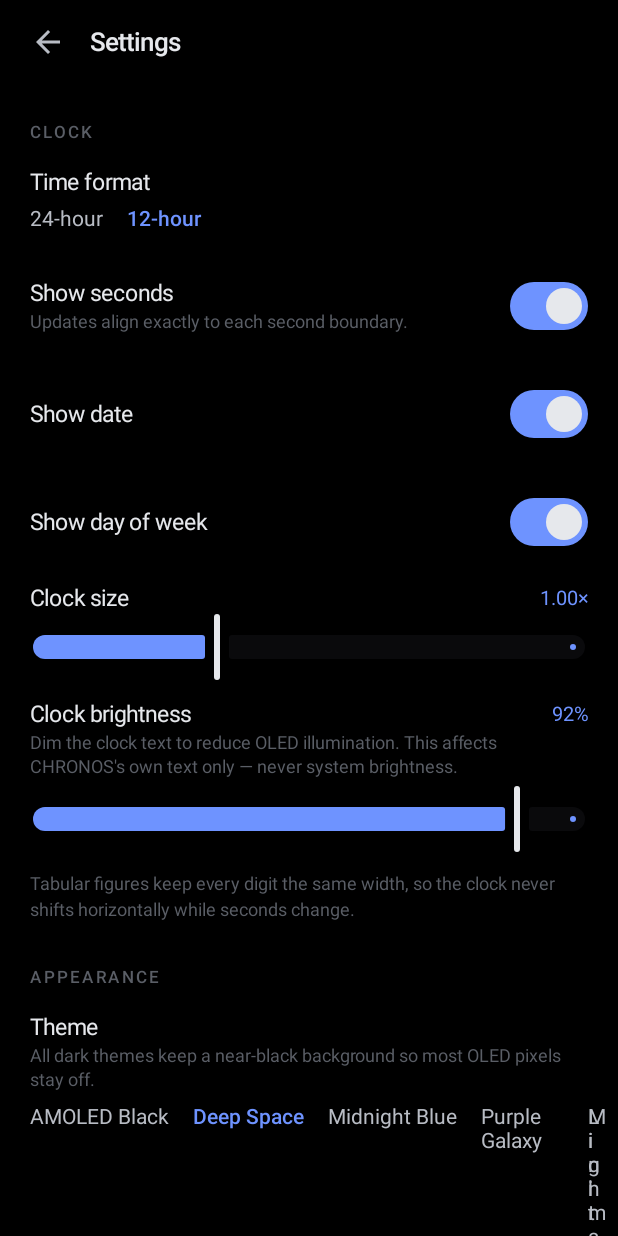
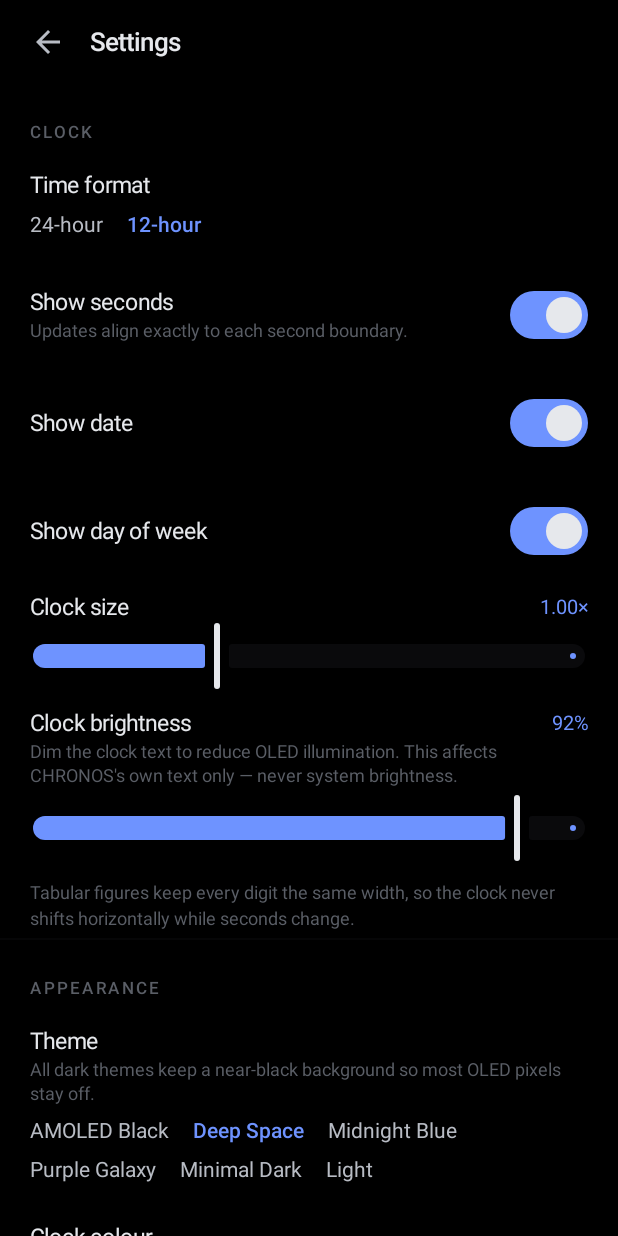
Before and after one commit to Yash7672/time, an Android app built with Jetpack Compose: the composable SettingsScreen shown on its own in the app's theme, after a tap on "Deep Space", on a phone screen of 412 x 824 dp. Run offline under Robolectric (Android 15) with nearby library versions, the phone set to English and light mode, and no system bars.

Commit message:
Bottom notification icons with split-screen launch, visible star drift, clock colour picker, tidier settings
- Notification app icons move to the bottom of the clock screen (portrait and landscape). Tapping an icon opens that app beside CHRONOS in multi-window via FLAG_ACTIVITY_LAUNCH_ADJACENT, falling back to a normal launch where split-screen is unsupported; long-press still dismisses the notification.

- Date and day text sizes raised (13/11sp to 16/13sp) so they are readable at a glance.

- Star movement is now visible by default: default speed SLOW to NORMAL with faster drift, and the 30s inactivity freeze is off by default (new Pause stars when idle toggle in Performance).

- Clock digit colour customisation: ClockColor theme setting with a wrapping swatch picker in Appearance, persisted through DataStore; ClockView renders the picked colour.

- Settings arrangement: option chips wrap instead of overflowing the screen edge, uniform row spacing, hairline dividers between every section.

- README, privacy policy and About section updated to match.

```diff
--- a/app/src/main/java/com/chronos/clock/data/preferences/SettingsDataStore.kt
+++ b/app/src/main/java/com/chronos/clock/data/preferences/SettingsDataStore.kt
@@ -12,6 +12,7 @@ import androidx.datastore.preferences.preferencesDataStore
 import com.chronos.clock.domain.model.AmoledMode
 import com.chronos.clock.domain.model.AppSettings
 import com.chronos.clock.domain.model.ChronosTheme
+import com.chronos.clock.domain.model.ClockColor
 import com.chronos.clock.domain.model.ClockSettings
 import com.chronos.clock.domain.model.DisplaySettings
 import com.chronos.clock.domain.model.NotificationPrivacy
@@ -51,6 +52,7 @@ class SettingsDataStore(
         val BURN_IN = booleanPreferencesKey("burn_in_protection")
         val MINIMAL_CLOCK = booleanPreferencesKey("minimal_clock_mode")
         val WINDOW_BRIGHTNESS = floatPreferencesKey("window_brightness")
+        val CLOCK_COLOR = stringPreferencesKey("clock_color")
 
         val STARS_ENABLED = booleanPreferencesKey("stars_enabled")
         val STARS_DENSITY = stringPreferencesKey("stars_density")
@@ -126,6 +128,11 @@ class SettingsDataStore(
                     minimalClockMode = bool(Keys.MINIMAL_CLOCK, defaults.theme.minimalClockMode),
                     windowBrightness = float(Keys.WINDOW_BRIGHTNESS, defaults.theme.windowBrightness)
                         .let { if (it in 0.1f..1f) it else -1f },
+                    clockColor = enum(
+                        Keys.CLOCK_COLOR,
+                        ClockColor.entries.toTypedArray(),
+                        defaults.theme.clockColor,
+                    ),
                 ),
                 stars = StarSettings(
                     enabled = bool(Keys.STARS_ENABLED, defaults.stars.enabled),
@@ -197,6 +204,7 @@ class SettingsDataStore(
             putBool(Keys.BURN_IN, t.burnInProtection, nt.burnInProtection)
             putBool(Keys.MINIMAL_CLOCK, t.minimalClockMode, nt.minimalClockMode)
             putFloat(Keys.WINDOW_BRIGHTNESS, t.windowBrightness, nt.windowBrightness)
+            putEnum(Keys.CLOCK_COLOR, t.clockColor, nt.clockColor)
 
             val s = current.stars
             val ns = next.stars
--- a/app/src/main/java/com/chronos/clock/domain/model/PerformanceSettings.kt
+++ b/app/src/main/java/com/chronos/clock/domain/model/PerformanceSettings.kt
@@ -5,8 +5,12 @@ data class PerformanceSettings(
     val batteryFriendly: Boolean = false,
     /** Disables non-essential UI motion (fades, colon pulse, drift). */
     val reduceAnimations: Boolean = false,
-    /** Pause background effects after a period of inactivity. */
-    val pauseWhenInactive: Boolean = true,
+    /**
+     * Pause the star field after a period of inactivity. Off by default so
+     * the sky keeps drifting the whole time CHRONOS is open; the field always
+     * stops anyway when the app is no longer visible.
+     */
+    val pauseWhenInactive: Boolean = false,
     /** Caps particles to the lowest preset and skips per-frame work. */
     val lightweightRender: Boolean = false,
     /**
--- a/app/src/main/java/com/chronos/clock/domain/model/StarSettings.kt
+++ b/app/src/main/java/com/chronos/clock/domain/model/StarSettings.kt
@@ -15,7 +15,7 @@ data class StarSettings(
     /** Master switch for the star field (off = static pure black background). */
     val enabled: Boolean = true,
     val density: StarDensity = StarDensity.MEDIUM,
-    val speed: StarSpeed = StarSpeed.SLOW,
+    val speed: StarSpeed = StarSpeed.NORMAL,
     val twinkling: Boolean = true,
 ) {
     /**
--- a/app/src/main/java/com/chronos/clock/presentation/background/StarParticle.kt
+++ b/app/src/main/java/com/chronos/clock/presentation/background/StarParticle.kt
@@ -61,8 +61,8 @@ class StarField(
             val count = base.coerceIn(1, maxParticles.coerceAtLeast(1))
             val rng = Random(seed)
             val speedScale = when (speed) {
-                StarSpeed.SLOW -> 0.0045f // full screen ≈ 3.7 minutes
-                StarSpeed.NORMAL -> 0.012f
+                StarSpeed.SLOW -> 0.007f // full screen pass ≈ 2.4 minutes
+                StarSpeed.NORMAL -> 0.02f // full screen pass ≈ 50 seconds
             }
 
             val xs = FloatArray(count)
--- a/app/src/main/java/com/chronos/clock/presentation/home/HomeViewModel.kt
+++ b/app/src/main/java/com/chronos/clock/presentation/home/HomeViewModel.kt
@@ -118,6 +118,11 @@ class HomeViewModel(
         notifications.open(group.latest, settings.value.notifications.bubblesEnabled)
     }
 
+    /** Opens the app in a multi-window (split-screen) window beside CHRONOS. */
+    fun openAppMultiWindow(group: NotificationGroup) {
+        notifications.openInMultiWindow(group.latest)
+    }
+
     fun dismissNotification(group: NotificationGroup) {
         notifications.dismiss(group.latest)
     }
--- a/app/src/main/java/com/chronos/clock/presentation/home/NotificationIconsRow.kt
+++ b/app/src/main/java/com/chronos/clock/presentation/home/NotificationIconsRow.kt
@@ -40,12 +40,14 @@ import com.chronos.clock.domain.model.NotificationSettings
 import com.chronos.clock.presentation.theme.Chronos
 
 /**
- * Notification app icons arranged around the centre.
+ * Notification app icons shown along the bottom of the clock screen.
  *
  * - Original source-app icons only (Android forbids recolouring another
  *   app's notification icon; CHRONOS never tries).
  * - One icon per app with an unread count indicator — this keeps multiple
  *   notifications organised and guarantees no overlap with the clock.
+ * - Tap opens the app beside CHRONOS in multi-window (split screen);
+ *   long-press dismisses that notification.
  * - Bounded to [AppConstants.MAX_VISIBLE_ICONS] entries plus a "+N" chip.
  * - AMOLED friendly: dim circular backdrops, no bright surfaces.
  */
--- a/app/src/main/java/com/chronos/clock/presentation/settings/AboutSection.kt
+++ b/app/src/main/java/com/chronos/clock/presentation/settings/AboutSection.kt
@@ -66,10 +66,11 @@ fun AboutSection(versionName: String) {
 
     SectionHeader("Known Android limitations")
     NoteText(
-        "• Floating windows: whether WhatsApp (or any app) appears as a bubble " +
-            "or floating window is controlled by Android and by that app. " +
-            "CHRONOS can only forward the notification's own bubble/content " +
-            "intent — it cannot force a third-party app into a floating window.\n" +
+        "• Split screen: tapping an app icon asks Android to open that app " +
+            "beside CHRONOS in multi-window. Whether it truly splits is " +
+            "decided by the device and that app's own resize support — " +
+            "otherwise it opens normally, and Back inside it closes it " +
+            "again.\n" +
             "• Notification icons: Android does not allow one app to recolour " +
             "or replace another app's notification icon. CHRONOS always shows " +
             "the original application icon.\n" +
--- a/app/src/main/java/com/chronos/clock/presentation/settings/AppearanceSettings.kt
+++ b/app/src/main/java/com/chronos/clock/presentation/settings/AppearanceSettings.kt
@@ -1,22 +1,32 @@
 package com.chronos.clock.presentation.settings
 
+import androidx.compose.foundation.background
+import androidx.compose.foundation.border
 import androidx.compose.foundation.clickable
+import androidx.compose.foundation.layout.Arrangement
+import androidx.compose.foundation.layout.Box
 import androidx.compose.foundation.layout.Column
 import androidx.compose.foundation.layout.Row
 import androidx.compose.foundation.layout.Spacer
 import androidx.compose.foundation.layout.fillMaxWidth
+import androidx.compose.foundation.layout.height
 import androidx.compose.foundation.layout.padding
+import androidx.compose.foundation.layout.size
 import androidx.compose.foundation.layout.width
+import androidx.compose.foundation.shape.CircleShape
 import androidx.compose.material3.Text
 import androidx.compose.runtime.Composable
 import androidx.compose.ui.Alignment
 import androidx.compose.ui.Modifier
+import androidx.compose.ui.draw.clip
+import androidx.compose.ui.graphics.Color
 import androidx.compose.ui.text.TextStyle
 import androidx.compose.ui.text.font.FontWeight
 import androidx.compose.ui.unit.dp
 import androidx.compose.ui.unit.sp
 import com.chronos.clock.domain.model.AmoledMode
 import com.chronos.clock.domain.model.ChronosTheme
+import com.chronos.clock.domain.model.ClockColor
 import com.chronos.clock.domain.model.ThemeSettings
 import com.chronos.clock.presentation.theme.Chronos
 import com.chronos.clock.ui.components.NoteText
@@ -40,6 +50,11 @@ fun AppearanceSettingsSection(
         onSelect = { onChange(settings.copy(theme = it)) },
         description = "All dark themes keep a near-black background so most " +
             "OLED pixels stay off.",
+    )
+
+    ClockColorPicker(
+        selected = settings.clockColor,
+        onSelect = { onChange(settings.copy(clockColor = it)) },
     )
 
     SectionHeader("AMOLED display mode")
@@ -133,3 +148,72 @@ private fun AmoledModeRow(
         )
     }
 }
+
+/**
+ * Wrapping swatch picker for the clock digit colour. Small circles and text
+ * only — no bright filled surfaces, so choosing a colour keeps the AMOLED
+ * look; the selected swatch is marked with an accent ring.
+ */
+@OptIn(androidx.compose.foundation.layout.ExperimentalLayoutApi::class)
+@Composable
+private fun ClockColorPicker(
+    selected: ClockColor,
+    onSelect: (ClockColor) -> Unit,
+) {
+    val palette = Chronos.palette
+    Column(
+        modifier = Modifier
+            .fillMaxWidth()
+            .padding(horizontal = 20.dp, vertical = 12.dp),
+    ) {
+        Text(
+            text = "Clock colour",
+            style = TextStyle(fontSize = 15.sp),
+            color = palette.textPrimary,
+        )
+        Text(
+            text = "Colour of the time digits. \"Theme\" follows the active theme.",
+            style = TextStyle(fontSize = 12.sp, lineHeight = 16.sp),
+            color = palette.textFaint,
+            modifier = Modifier.padding(top = 3.dp, bottom = 8.dp),
+        )
+        androidx.compose.foundation.layout.FlowRow(
+            horizontalArrangement = Arrangement.spacedBy(14.dp),
+            verticalArrangement = Arrangement.spacedBy(8.dp),
+        ) {
+            ClockColor.entries.forEach { option ->
+                val isSelected = option == selected
+                val swatch = option.argb?.let { Color(it) } ?: palette.textPrimary
+                Row(
+                    verticalAlignment = Alignment.CenterVertically,
+                    modifier = Modifier
+                        .clickable { onSelect(option) }
+                        .padding(vertical = 2.dp),
+                ) {
+                    Box(
+                        modifier = Modifier
+                            .size(14.dp)
+                            .clip(CircleShape)
+                            .background(swatch)
+                            .then(
+                                if (isSelected) {
+                                    Modifier.border(1.5.dp, palette.accent, CircleShape)
+                                } else {
+                                    Modifier
+                                },
+                            ),
+                    )
+                    Spacer(Modifier.width(6.dp))
+                    Text(
+                        text = option.label,
+                        style = TextStyle(
+                            fontSize = 13.sp,
+                            fontWeight = if (isSelected) FontWeight.Medium else FontWeight.Normal,
+                        ),
+                        color = if (isSelected) palette.accent else palette.textSecondary,
+                    )
+                }
+            }
+        }
+    }
+}
--- a/app/src/main/java/com/chronos/clock/presentation/settings/PerformanceSettings.kt
+++ b/app/src/main/java/com/chronos/clock/presentation/settings/PerformanceSettings.kt
@@ -49,10 +49,20 @@ fun PerformanceSettingsSection(
             "Clock accuracy is unaffected.",
     )
 
+    SwitchRow(
+        title = "Pause stars when idle",
+        checked = settings.pauseWhenInactive,
+        onCheckedChange = { onChange(settings.copy(pauseWhenInactive = it)) },
+        description = "Freezes the star field 30 s after your last touch so " +
+            "a clock left on the desk sips power; the next tap resumes it. " +
+            "Off by default so the sky keeps drifting. The clock itself " +
+            "never pauses.",
+    )
+
     NoteText(
-        "Everything else is automatic: stars throttle to ~15 fps, freeze " +
-            "after 30 s of no touch, and stop entirely when CHRONOS is not " +
-            "visible. The clock runs no background service, holds no wake " +
-            "lock, uses no WorkManager, no location and no network.",
+        "Everything else is automatic: stars throttle to ~15 fps and stop " +
+            "entirely when CHRONOS is not visible. The clock runs no " +
+            "background service, holds no wake lock, uses no WorkManager, " +
+            "no location and no network.",
     )
 }
--- a/app/src/main/java/com/chronos/clock/presentation/settings/SettingsScreen.kt
+++ b/app/src/main/java/com/chronos/clock/presentation/settings/SettingsScreen.kt
@@ -30,6 +30,7 @@ import androidx.compose.ui.unit.dp
 import androidx.compose.ui.unit.sp
 import androidx.lifecycle.compose.collectAsStateWithLifecycle
 import com.chronos.clock.presentation.home.HomeViewModel
+import com.chronos.clock.presentation.home.SectionDivider
 import com.chronos.clock.presentation.theme.Chronos
 import kotlinx.coroutines.flow.collectLatest
 
@@ -133,9 +134,13 @@ fun SettingsScreen(
                     viewModel.updateSettings { it.copy(clock = newClock) }
                 }
 
+                SectionDivider()
+
                 AppearanceSettingsSection(settings = settings.theme) { newTheme ->
                     viewModel.updateSettings { it.copy(theme = newTheme) }
                 }
+
+                SectionDivider()
 
                 StarBackgroundSettingsSection(
                     settings = settings.stars,
@@ -143,6 +148,8 @@ fun SettingsScreen(
                 ) { newStars ->
                     viewModel.updateSettings { it.copy(stars = newStars) }
                 }
+
+                SectionDivider()
 
                 NotificationSettingsSection(
                     settings = settings.notifications,
@@ -154,13 +161,19 @@ fun SettingsScreen(
                     onOpenAppPicker = { showAppPicker = true },
                 )
 
+                SectionDivider()
+
                 DisplaySettingsSection(settings = settings) { newSettings ->
                     viewModel.updateSettings { newSettings }
                 }
 
+                SectionDivider()
+
                 PerformanceSettingsSection(settings = settings.performance) { newPerf ->
                     viewModel.updateSettings { it.copy(performance = newPerf) }
                 }
+
+                SectionDivider()
 
                 AboutSection(versionName = versionName)
 
--- a/app/src/main/java/com/chronos/clock/presentation/settings/StarBackgroundSettings.kt
+++ b/app/src/main/java/com/chronos/clock/presentation/settings/StarBackgroundSettings.kt
@@ -43,8 +43,8 @@ fun StarBackgroundSettingsSection(
             selected = settings.speed,
             optionLabel = { it.label },
             onSelect = { onChange(settings.copy(speed = it)) },
-            description = "Drift is intentionally slow — a full screen pass " +
-                "takes minutes, not seconds.",
+            description = "Slow ≈ one gentle screen pass every few minutes, " +
+                "Normal ≈ about a minute. Both stay subtle enough to read by.",
         )
 
         SwitchRow(
--- a/app/src/main/java/com/chronos/clock/ui/components/SettingsRows.kt
+++ b/app/src/main/java/com/chronos/clock/ui/components/SettingsRows.kt
@@ -6,6 +6,7 @@ import androidx.compose.foundation.layout.Column
 import androidx.compose.foundation.layout.Row
 import androidx.compose.foundation.layout.Spacer
 import androidx.compose.foundation.layout.fillMaxWidth
+import androidx.compose.foundation.layout.height
 import androidx.compose.foundation.layout.padding
 import androidx.compose.foundation.layout.width
 import androidx.compose.material3.Switch
@@ -82,7 +83,10 @@ fun SwitchRow(
 /**
  * Single-choice row group rendered as a wrapping set of text "chips"
  * (plain text + selection colour — no bright filled surfaces on AMOLED).
+ * Chips wrap onto new lines so long option sets (theme, privacy) never
+ * overflow the screen edge.
  */
+@OptIn(androidx.compose.foundation.layout.ExperimentalLayoutApi::class)
 @Composable
 fun <T> OptionRow(
     title: String,
@@ -97,7 +101,7 @@ fun <T> OptionRow(
     Column(
         modifier = modifier
             .fillMaxWidth()
-            .padding(horizontal = 20.dp, vertical = 10.dp),
+            .padding(horizontal = 20.dp, vertical = 12.dp),
     ) {
         Text(
             text = title,
@@ -112,9 +116,12 @@ fun <T> OptionRow(
                 modifier = Modifier.padding(top = 3.dp, bottom = 6.dp),
             )
         } else {
-            Spacer(Modifier.padding(top = 4.dp))
+            Spacer(Modifier.height(6.dp))
         }
-        Row(horizontalArrangement = Arrangement.spacedBy(16.dp)) {
+        androidx.compose.foundation.layout.FlowRow(
+            horizontalArrangement = Arrangement.spacedBy(16.dp),
+            verticalArrangement = Arrangement.spacedBy(2.dp),
+        ) {
             options.forEach { option ->
                 val isSelected = option == selected
                 Text(
```
Also changed, not shown: app/src/main/java/com/chronos/clock/domain/model/ThemeSettings.kt (+21 -0 lines), app/src/main/java/com/chronos/clock/notifications/NotificationManager.kt (+36 -0 lines), app/src/main/java/com/chronos/clock/presentation/home/ClockView.kt (+7 -2 lines), app/src/main/java/com/chronos/clock/presentation/home/DateView.kt (+7 -7 lines), app/src/main/java/com/chronos/clock/presentation/home/HomeScreen.kt (+30 -22 lines), 2 other files.
